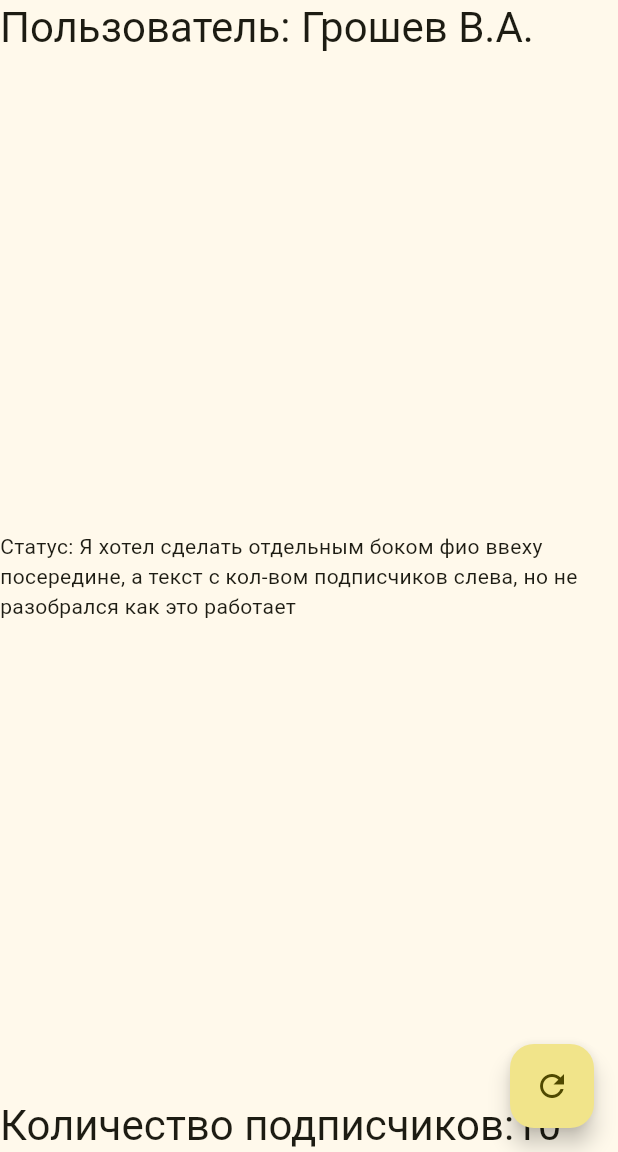
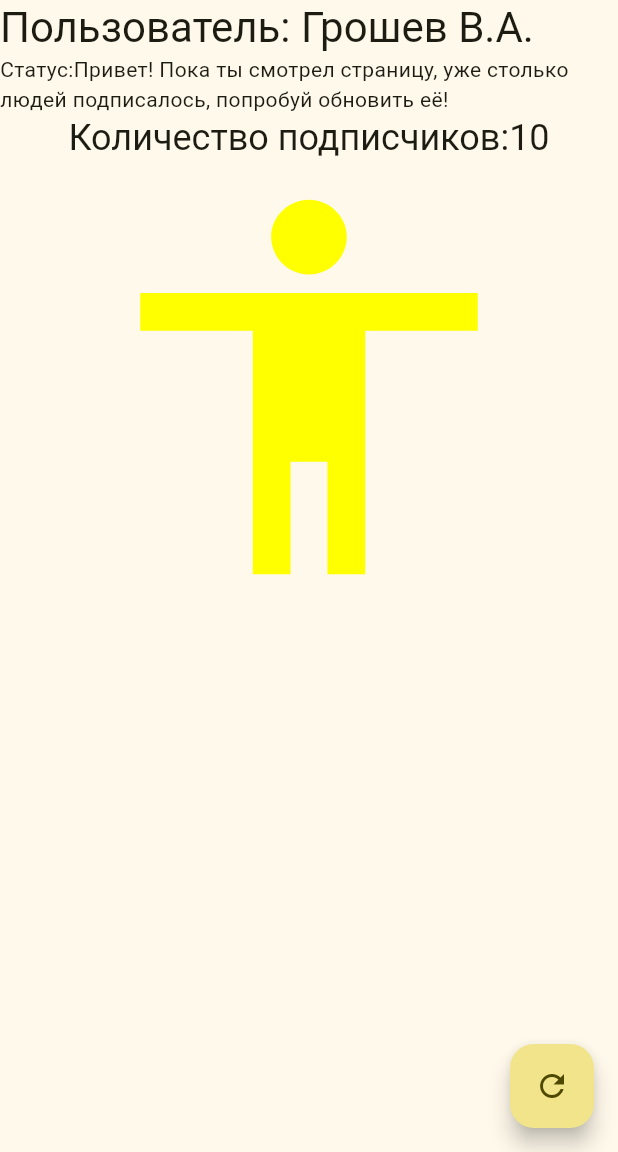
Before and after one commit to gnobila/dz3, a Flutter app: the screen it shows after launch, on a phone screen of 412 x 824 dp, the part 84-1236 px from its top. Run offline on Flutter 3.47's test engine with Material 3 defaults, Android fonts, the phone set to English and light mode, and no system bars.

Commit message:
3 commit

```diff
--- a/lib/main.dart
+++ b/lib/main.dart
@@ -1,5 +1,8 @@
+import 'package:flutter/cupertino.dart';
 import 'package:flutter/material.dart';
 import 'dart:math';
+
+import 'package:flutter/widgets.dart';
 
 void main() {
   runApp(const MyApp());
@@ -55,23 +58,43 @@ class _MyHomePageState extends State<MyHomePage> {
 
       body: Center(
         child: Column(
+            //mainAxisAlignment: MainAxisAlignment.center,
+          //crossAxisAlignment: CrossAxisAlignment.start,
 
-          mainAxisAlignment: MainAxisAlignment.spaceBetween ,
-          crossAxisAlignment: CrossAxisAlignment.stretch ,
-          children: <Widget>[
+          children: [
+            Row(
+                mainAxisAlignment: MainAxisAlignment.start ,
+
+              children: [
                 Text(
                 'Пользователь: Грошев В.А.',
                  style: Theme.of(context).textTheme.headlineMedium,
+                )
+              ]
             ),
             Text(
-              'Статус: Я хотел сделать отдельным боком фио ввеху посередине, а текст с кол-вом подписчиков слева, но не разобрался как это работает',
+              'Статус:Привет! Пока ты смотрел страницу, уже столько людей подписалось, попробуй обновить её! ',
+            ),
+            Row(
+                crossAxisAlignment: CrossAxisAlignment.start,
+                mainAxisAlignment: MainAxisAlignment.center,
 
-            ),
+                children: [
                   Text(
                     'Количество подписчиков:'
                         '$_counter',
-              style: Theme.of(context).textTheme.headlineMedium,
+                    style: Theme.of(context).textTheme.headline5,
+                  )
+                ]
             ),
+            Column(
+              mainAxisAlignment: MainAxisAlignment.start,
+              children: [
+                const Icon(Icons.accessibility,
+                    color : Colors.yellowAccent,
+                size: 300,)
+              ]
+            )
           ],
         ),
       ),
```
Lines whose indentation alone changed are shown as unchanged.
